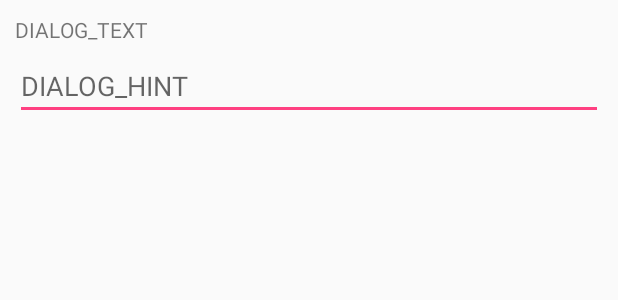
After one commit to haakonleg/android-rss-reader, an Android app: the layout dialog_edittext.xml on its own in the app's theme, with its tools: preview values and no code run, on a phone screen of 412 x 824 dp. The commit adds this screen. Shown: the top 300 px of the screen. Run offline under Robolectric (Android 15) with nearby library versions, the phone set to English and light mode, and no system bars.

Commit message:
Added ability to delete and rename feeds

```diff
--- a/app/src/main/java/hakkon/android_rss_reader/database/FeedItemDAO.java
+++ b/app/src/main/java/hakkon/android_rss_reader/database/FeedItemDAO.java
@@ -33,6 +33,9 @@ public interface FeedItemDAO {
             "(SELECT item_date FROM FeedItem WHERE item_parent = :parent ORDER BY item_date ASC LIMIT 0,:count)")
     void deleteOldest(String parent, int count);
 
+    @Query("DELETE FROM FeedItem WHERE item_parent = :parent")
+    void deleteAll(String parent);
+
     @Query("DELETE FROM FeedItem")
     void deleteAll();
 
--- a/app/src/main/java/hakkon/android_rss_reader/parser/AtomParser.java
+++ b/app/src/main/java/hakkon/android_rss_reader/parser/AtomParser.java
@@ -39,9 +39,9 @@ public class AtomParser extends Parser {
             } else if (tag.equalsIgnoreCase("updated")) {
                 result.feed.setUpdated(readDate(parser));
             } else if (tag.equalsIgnoreCase("link")) {
-                result.feed.setLink(readText(parser));
-            } else if (tag.equalsIgnoreCase("icon")) {
-                result.feed.setImage(readText(parser));
+                if (result.feed.getLink() == null)
+                    result.feed.setLink(parser.getAttributeValue(null, "href"));
+                parser.nextTag();
             } else if (tag.equalsIgnoreCase("entry")) {
                 result.items.add(readEntry(parser));
             } else {
--- a/app/src/main/java/hakkon/android_rss_reader/parser/RSSParser.java
+++ b/app/src/main/java/hakkon/android_rss_reader/parser/RSSParser.java
@@ -45,8 +45,8 @@ public class RSSParser extends Parser {
                 result.feed.setLink(readText(parser));
             } else if (tag.equalsIgnoreCase("description")) {
                 result.feed.setDescription(readText(parser));
-            } else if (tag.equalsIgnoreCase("image")) {
-                result.feed.setImage(readImage(parser));
+            //} else if (tag.equalsIgnoreCase("image")) {
+            //    result.feed.setImage(readImage(parser));
             } else if (tag.equalsIgnoreCase("item")) {
                 result.items.add(readItem(parser));
             } else {
--- a/app/src/main/java/hakkon/android_rss_reader/tasks/GetBitmap.java
+++ b/app/src/main/java/hakkon/android_rss_reader/tasks/GetBitmap.java
@@ -33,8 +33,10 @@ public class GetBitmap extends BaseTask<Bitmap> {
             DownloadBitmap bitmapDownloader = new DownloadBitmap(this.url);
             try {
                 Bitmap rawBitmap = bitmapDownloader.getBitmap();
-                BitmapCache.saveImage(callingActivity, this.url, rawBitmap);
-                this.bitmap = BitmapCache.loadImage(callingActivity, this.url);
+                if (rawBitmap != null) {
+                    BitmapCache.saveImage(callingActivity, this.url, rawBitmap);
+                    this.bitmap = BitmapCache.loadImage(callingActivity, this.url);
+                }
             } catch (IOException e) {
                 Log.e("GetBitmap", Log.getStackTraceString(e));
                 callbackToUI(-1, null);
--- /dev/null
+++ b/app/src/main/res/layout/dialog_edittext.xml
@@ -0,0 +1,22 @@
+<?xml version="1.0" encoding="utf-8"?>
+<LinearLayout
+    xmlns:android="http://schemas.android.com/apk/res/android" android:layout_width="match_parent"
+    android:layout_height="match_parent"
+    android:padding="10dp"
+    android:orientation="vertical">
+
+    <TextView
+        android:id="@+id/dialog_text"
+        android:layout_width="match_parent"
+        android:layout_height="wrap_content"
+        android:text="DIALOG_TEXT"
+        android:layout_marginBottom="5dp"/>
+
+    <EditText
+        android:id="@+id/dialog_edittext"
+        android:layout_width="match_parent"
+        android:layout_height="wrap_content"
+        android:ems="10"
+        android:inputType="textPersonName"
+        android:hint="DIALOG_HINT"/>
+</LinearLayout>
--- a/app/src/main/res/values/strings.xml
+++ b/app/src/main/res/values/strings.xml
@@ -12,8 +12,10 @@
 
     <string name="dialog_error">Error</string>
     <string name="dialog_yes">Yes</string>
+    <string name="dialog_ok">Ok</string>
     <string name="dialog_cancel">Cancel</string>
     <string name="dialog_unsubscribe">Are you sure you want to unsubscribe from this feed?</string>
+    <string name="dialog_rename">Custom title for this feed:</string>
 
     <string name="nav_context_copy">Copy feed URL</string>
     <string name="nav_context_rename">Rename</string>
```
Also changed, not shown: app/src/main/java/hakkon/android_rss_reader/HomeActivity.java (+14 -3 lines), app/src/main/java/hakkon/android_rss_reader/NavRecyclerAdapter.java (+13 -1 lines), app/src/main/java/hakkon/android_rss_reader/parser/RdfParser.java (+5 -5 lines), app/src/main/java/hakkon/android_rss_reader/tasks/DeleteFeed.java (+23 -1 lines), app/src/main/java/hakkon/android_rss_reader/tasks/FeedParser.java (+11 -4 lines), app/src/main/java/hakkon/android_rss_reader/tasks/UpdateFeed.java (added, +42 -0 lines), app/src/main/java/hakkon/android_rss_reader/util/Messages.java (+33 -0 lines).
